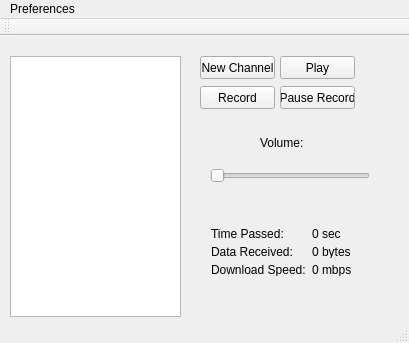
Ernyoke/Allamvizsga, file Listenner/gui.ui: the form before one commit.
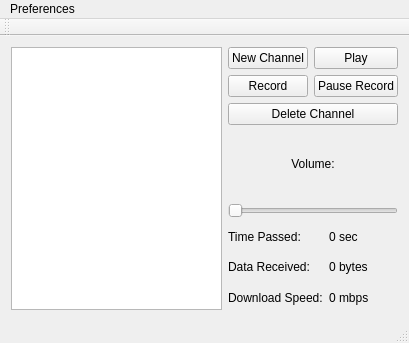
The form after the commit.

Diff of the .ui file:
```diff
--- a/Listenner/gui.ui
+++ b/Listenner/gui.ui
@@ -14,77 +14,70 @@
    <string>Listener</string>
   </property>
   <widget class="QWidget" name="centralWidget">
-   <widget class="QListWidget" name="listWidget">
-    <property name="geometry">
-     <rect>
-      <x>10</x>
-      <y>20</y>
-      <width>171</width>
-      <height>261</height>
-     </rect>
-    </property>
-   </widget>
+   <layout class="QGridLayout" name="gridLayout_5">
+    <item row="0" column="2">
+     <layout class="QGridLayout" name="gridLayout_4">
+      <item row="0" column="0">
+       <layout class="QGridLayout" name="gridLayout_2">
+        <item row="0" column="0">
+         <widget class="QPushButton" name="newChannelButton">
+          <property name="text">
+           <string>New Channel</string>
+          </property>
+         </widget>
+        </item>
+        <item row="0" column="1">
    <widget class="QPushButton" name="playButton">
-    <property name="geometry">
-     <rect>
-      <x>280</x>
-      <y>20</y>
-      <width>75</width>
-      <height>23</height>
-     </rect>
-    </property>
     <property name="text">
      <string>Play</string>
     </property>
    </widget>
+        </item>
+        <item row="1" column="0">
    <widget class="QPushButton" name="recordButton">
-    <property name="geometry">
-     <rect>
-      <x>200</x>
-      <y>50</y>
-      <width>75</width>
-      <height>23</height>
-     </rect>
-    </property>
     <property name="text">
      <string>Record</string>
     </property>
    </widget>
-   <widget class="QSlider" name="volumeSlider">
-    <property name="geometry">
-     <rect>
-      <x>210</x>
-      <y>130</y>
-      <width>160</width>
-      <height>19</height>
-     </rect>
-    </property>
-    <property name="orientation">
-     <enum>Qt::Horizontal</enum>
-    </property>
-   </widget>
+        </item>
+        <item row="1" column="1">
+         <widget class="QPushButton" name="pauseRec">
+          <property name="text">
+           <string>Pause Record</string>
+          </property>
+         </widget>
+        </item>
+        <item row="2" column="0" colspan="2">
+         <widget class="QPushButton" name="deleteChannelButton">
+          <property name="text">
+           <string>Delete Channel</string>
+          </property>
+         </widget>
+        </item>
+       </layout>
+      </item>
+      <item row="1" column="0">
+       <layout class="QGridLayout" name="gridLayout_3">
+        <item row="0" column="0">
    <widget class="QLabel" name="label">
-    <property name="geometry">
-     <rect>
-      <x>260</x>
-      <y>100</y>
-      <width>46</width>
-      <height>13</height>
-     </rect>
-    </property>
     <property name="text">
      <string>Volume:</string>
     </property>
-   </widget>
-   <widget class="QWidget" name="layoutWidget">
-    <property name="geometry">
-     <rect>
-      <x>200</x>
-      <y>180</y>
-      <width>191</width>
-      <height>71</height>
-     </rect>
-    </property>
+          <property name="alignment">
+           <set>Qt::AlignCenter</set>
+          </property>
+         </widget>
+        </item>
+        <item row="1" column="0">
+         <widget class="QSlider" name="volumeSlider">
+          <property name="orientation">
+           <enum>Qt::Horizontal</enum>
+          </property>
+         </widget>
+        </item>
+       </layout>
+      </item>
+      <item row="2" column="0">
     <layout class="QGridLayout" name="gridLayout">
      <item row="0" column="0">
       <widget class="QLabel" name="label_2">
@@ -129,33 +122,39 @@
       </widget>
      </item>
     </layout>
-   </widget>
-   <widget class="QPushButton" name="newChannelButton">
-    <property name="geometry">
-     <rect>
-      <x>200</x>
-      <y>20</y>
-      <width>75</width>
-      <height>23</height>
-     </rect>
-    </property>
-    <property name="text">
-     <string>New Channel</string>
-    </property>
-   </widget>
-   <widget class="QPushButton" name="pauseRec">
-    <property name="geometry">
-     <rect>
-      <x>280</x>
-      <y>50</y>
-      <width>75</width>
-      <height>23</height>
-     </rect>
-    </property>
-    <property name="text">
-     <string>Pause Record</string>
-    </property>
-   </widget>
+      </item>
+     </layout>
+    </item>
+    <item row="0" column="1">
+     <widget class="QListWidget" name="listWidget"/>
+    </item>
+    <item row="0" column="0">
+     <spacer name="horizontalSpacer">
+      <property name="orientation">
+       <enum>Qt::Horizontal</enum>
+      </property>
+      <property name="sizeHint" stdset="0">
+       <size>
+        <width>40</width>
+        <height>20</height>
+       </size>
+      </property>
+     </spacer>
+    </item>
+    <item row="0" column="3">
+     <spacer name="horizontalSpacer_2">
+      <property name="orientation">
+       <enum>Qt::Horizontal</enum>
+      </property>
+      <property name="sizeHint" stdset="0">
+       <size>
+        <width>40</width>
+        <height>20</height>
+       </size>
+      </property>
+     </spacer>
+    </item>
+   </layout>
   </widget>
   <widget class="QMenuBar" name="menuBar">
    <property name="geometry">
```
Lines whose indentation alone changed are shown as unchanged.
